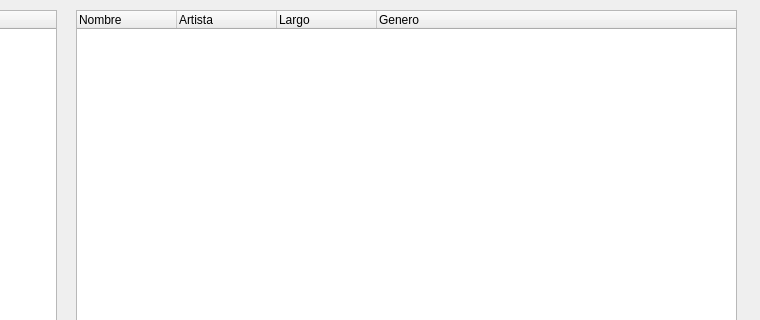
Qt form Odissey/mainwindow.ui (SlimeVRS/Proyecto-I-Odissey-Radio) before a commit; both pictures show x 114 to 874 and y 0 to 320 of the 874 by 597 pixel window.
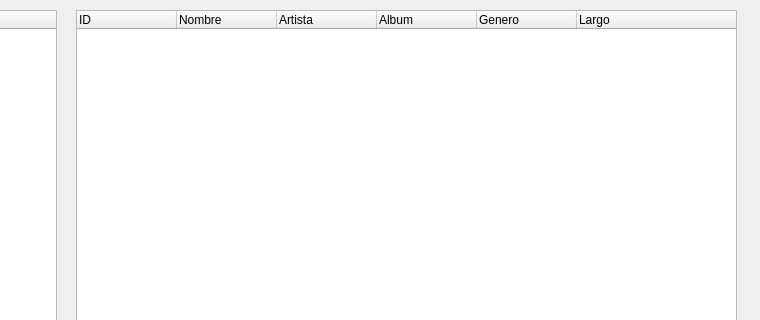
The same form after that commit.

Commit message:
arreglo de los datos
Se agregaron los datos faltántes que se debían mostrar de la canción

The edit to the form file:
```diff
--- a/Odissey/mainwindow.ui
+++ b/Odissey/mainwindow.ui
@@ -113,6 +113,11 @@
       <height>441</height>
      </rect>
     </property>
+    <column>
+     <property name="text">
+      <string>ID</string>
+     </property>
+    </column>
     <column>
      <property name="text">
       <string>Nombre</string>
@@ -125,7 +130,7 @@
     </column>
     <column>
      <property name="text">
-      <string>Largo</string>
+      <string>Album</string>
      </property>
     </column>
     <column>
@@ -133,6 +138,11 @@
       <string>Genero</string>
      </property>
     </column>
+    <column>
+     <property name="text">
+      <string>Largo</string>
+     </property>
+    </column>
    </widget>
   </widget>
   <widget class="QMenuBar" name="menubar">
```
The commit also changes 1 other file.
